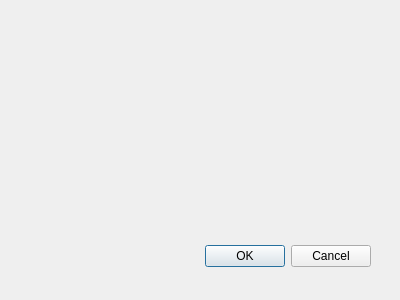
First picture: the form in forms/selectsongdialog.ui, repository whatdislol/Symmo, before the edit.
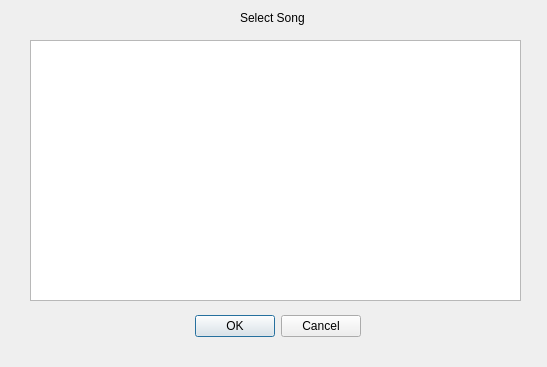
Second picture: the form after the edit.

Commit message: Add an add song function and a display songs function

What changed in the file:
```diff
--- a/forms/selectsongdialog.ui
+++ b/forms/selectsongdialog.ui
@@ -6,8 +6,8 @@
    <rect>
     <x>0</x>
     <y>0</y>
-    <width>400</width>
-    <height>300</height>
+    <width>547</width>
+    <height>367</height>
    </rect>
   </property>
   <property name="windowTitle">
@@ -16,9 +16,9 @@
   <widget class="QDialogButtonBox" name="buttonBox">
    <property name="geometry">
     <rect>
-     <x>30</x>
-     <y>240</y>
-     <width>341</width>
+     <x>180</x>
+     <y>310</y>
+     <width>181</width>
      <height>32</height>
     </rect>
    </property>
@@ -29,6 +29,29 @@
     <set>QDialogButtonBox::Cancel|QDialogButtonBox::Ok</set>
    </property>
   </widget>
+  <widget class="QListWidget" name="listWidget_SongsToSelect">
+   <property name="geometry">
+    <rect>
+     <x>30</x>
+     <y>40</y>
+     <width>491</width>
+     <height>261</height>
+    </rect>
+   </property>
+  </widget>
+  <widget class="QLabel" name="label_SelectSong">
+   <property name="geometry">
+    <rect>
+     <x>240</x>
+     <y>10</y>
+     <width>71</width>
+     <height>16</height>
+    </rect>
+   </property>
+   <property name="text">
+    <string>Select Song</string>
+   </property>
+  </widget>
  </widget>
  <resources/>
  <connections>
```
Left out of the diff: 6 changed lines with no effect on the pictures. The commit also changes 9 other files.
